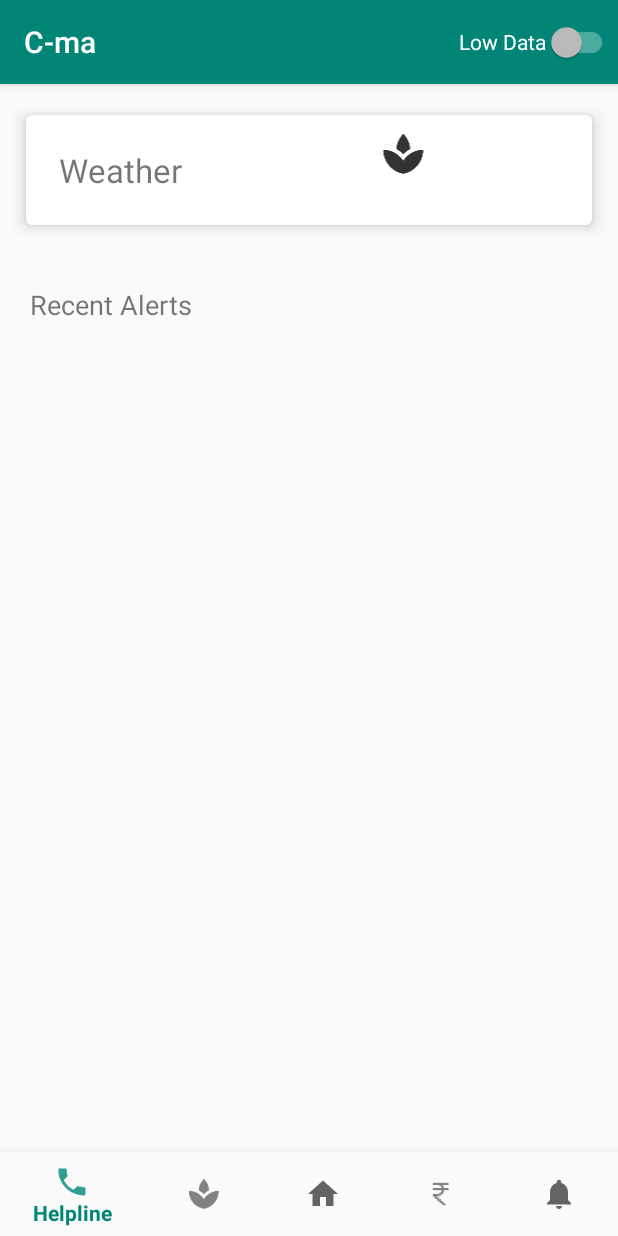
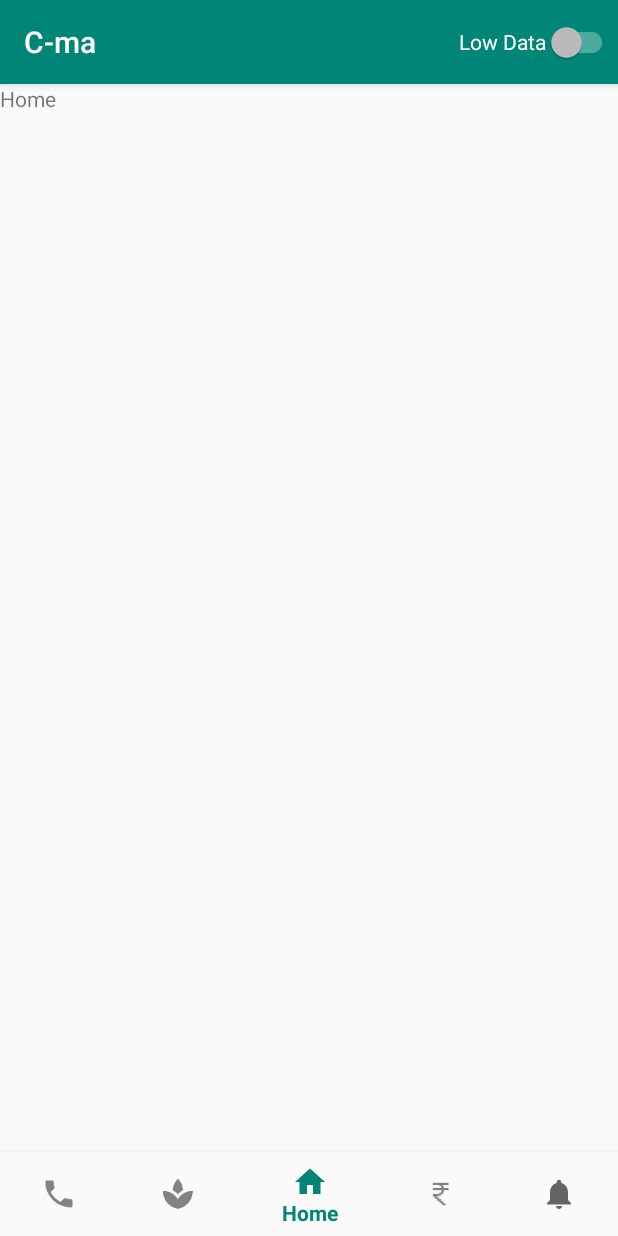
Before and after one commit to snehasi/C-ma, an Android app: the HomeActivity screen opened directly, with no data from a screen before it, on a phone screen of 412 x 824 dp. Run offline under Robolectric (Android 15) with nearby library versions, the phone set to English and light mode, and no system bars.

Commit message:
Changed HomeActivity to use fragments

```diff
--- a/app/src/main/java/com/donut/cma/HomeActivity.java
+++ b/app/src/main/java/com/donut/cma/HomeActivity.java
@@ -1,15 +1,22 @@
 package com.donut.cma;
 
 import android.content.Intent;
+import android.net.Uri;
 import android.os.Bundle;
 import android.support.annotation.NonNull;
 import android.support.design.widget.BottomNavigationView;
+import android.support.v4.app.Fragment;
 import android.support.v7.app.AppCompatActivity;
 import android.view.Menu;
 import android.view.MenuItem;
 import android.widget.TextView;
 
-public class HomeActivity extends AppCompatActivity {
+public class HomeActivity extends AppCompatActivity
+        implements HomeFragment.OnFragmentInteractionListener,
+        CropsFragment.OnFragmentInteractionListener,
+        HelplineFragment.OnFragmentInteractionListener,
+        MarketFragment.OnFragmentInteractionListener,
+        AlertsFragment.OnFragmentInteractionListener {
 
 
     private BottomNavigationView.OnNavigationItemSelectedListener mOnNavigationItemSelectedListener
@@ -17,30 +24,54 @@ public class HomeActivity extends AppCompatActivity {
 
         @Override
         public boolean onNavigationItemSelected(@NonNull MenuItem item) {
+            Fragment fragment = null;
+
             switch (item.getItemId()) {
                 case R.id.helpline:
-                    return true;
+                    fragment = new HelplineFragment();
+                    break;
                 case R.id.crops:
-                    return true;
+                    fragment = new CropsFragment();
+                    break;
                 case R.id.navigation_home:
-                    return true;
+                    fragment = new HomeFragment();
+                    break;
                 case R.id.market_prices:
-                    return true;
+                    fragment = new MarketFragment();
+                    break;
                 case R.id.alerts:
-                    return true;
+                    fragment = new AlertsFragment();
+                    break;
             }
-            return false;
+            return loadFragment(fragment);
         }
     };
+
+    private Boolean loadFragment(Fragment fragment)
+    {
+        if (fragment != null)
+        {
+            getSupportFragmentManager()
+                    .beginTransaction()
+                    .replace(R.id.fragment_container, fragment)
+                    .commit();
+            return true;
+        }
+
+        return false;
+    }
 
     @Override
     protected void onCreate(Bundle savedInstanceState) {
         super.onCreate(savedInstanceState);
         setContentView(R.layout.activity_home);
 
+        loadFragment(new HomeFragment());
+
         BottomNavigationView navigation = (BottomNavigationView) findViewById(R.id.navigation);
         navigation.setOnNavigationItemSelectedListener(mOnNavigationItemSelectedListener);
 
+        navigation.getMenu().getItem(2).setChecked(true);
     }
 
     @Override
@@ -55,4 +86,9 @@ public class HomeActivity extends AppCompatActivity {
     public boolean onOptionsItemSelected(MenuItem item) {
         return super.onOptionsItemSelected(item);
     }
+
+    @Override
+    public void onFragmentInteraction(Uri uri) {
+
+    }
 }
--- /dev/null
+++ b/app/src/main/java/com/donut/cma/HomeFragment.java
@@ -0,0 +1,108 @@
+package com.donut.cma;
+
+import android.content.Context;
+import android.net.Uri;
+import android.os.Bundle;
+import android.support.v4.app.Fragment;
+import android.view.LayoutInflater;
+import android.view.View;
+import android.view.ViewGroup;
+
+
+/**
+ * A simple {@link Fragment} subclass.
+ * Activities that contain this fragment must implement the
+ * {@link HomeFragment.OnFragmentInteractionListener} interface
+ * to handle interaction events.
+ * Use the {@link HomeFragment#newInstance} factory method to
+ * create an instance of this fragment.
+ */
+public class HomeFragment extends Fragment {
+    // TODO: Rename parameter arguments, choose names that match
+    // the fragment initialization parameters, e.g. ARG_ITEM_NUMBER
+    private static final String ARG_PARAM1 = "param1";
+    private static final String ARG_PARAM2 = "param2";
+
+    // TODO: Rename and change types of parameters
+    private String mParam1;
+    private String mParam2;
+
+    private OnFragmentInteractionListener mListener;
+
+    public HomeFragment() {
+        // Required empty public constructor
+    }
+
+    /**
+     * Use this factory method to create a new instance of
+     * this fragment using the provided parameters.
+     *
+     * @param param1 Parameter 1.
+     * @param param2 Parameter 2.
+     * @return A new instance of fragment HomeFragment.
+     */
+    // TODO: Rename and change types and number of parameters
+    public static HomeFragment newInstance(String param1, String param2) {
+        HomeFragment fragment = new HomeFragment();
+        Bundle args = new Bundle();
+        args.putString(ARG_PARAM1, param1);
+        args.putString(ARG_PARAM2, param2);
+        fragment.setArguments(args);
+        return fragment;
+    }
+
+    @Override
+    public void onCreate(Bundle savedInstanceState) {
+        super.onCreate(savedInstanceState);
+        if (getArguments() != null) {
+            mParam1 = getArguments().getString(ARG_PARAM1);
+            mParam2 = getArguments().getString(ARG_PARAM2);
+        }
+    }
+
+    @Override
+    public View onCreateView(LayoutInflater inflater, ViewGroup container,
+                             Bundle savedInstanceState) {
+        // Inflate the layout for this fragment
+        return inflater.inflate(R.layout.fragment_home, container, false);
+    }
+
+    // TODO: Rename method, update argument and hook method into UI event
+    public void onButtonPressed(Uri uri) {
+        if (mListener != null) {
+            mListener.onFragmentInteraction(uri);
+        }
+    }
+
+    @Override
+    public void onAttach(Context context) {
+        super.onAttach(context);
+        if (context instanceof OnFragmentInteractionListener) {
+            mListener = (OnFragmentInteractionListener) context;
+        } else {
+            throw new RuntimeException(context.toString()
+                    + " must implement OnFragmentInteractionListener");
+        }
+    }
+
+    @Override
+    public void onDetach() {
+        super.onDetach();
+        mListener = null;
+    }
+
+    /**
+     * This interface must be implemented by activities that contain this
+     * fragment to allow an interaction in this fragment to be communicated
+     * to the activity and potentially other fragments contained in that
+     * activity.
+     * <p>
+     * See the Android Training lesson <a href=
+     * "http://developer.android.com/training/basics/fragments/communicating.html"
+     * >Communicating with Other Fragments</a> for more information.
+     */
+    public interface OnFragmentInteractionListener {
+        // TODO: Update argument type and name
+        void onFragmentInteraction(Uri uri);
+    }
+}
--- a/app/src/main/res/layout/activity_home.xml
+++ b/app/src/main/res/layout/activity_home.xml
@@ -7,60 +7,14 @@
     android:layout_height="match_parent"
     tools:context="com.donut.cma.HomeActivity">
 
-    <RelativeLayout
+    <FrameLayout
+        android:id="@+id/fragment_container"
         android:layout_width="match_parent"
-        android:layout_height="wrap_content">
-        <android.support.v7.widget.CardView
-            android:id="@+id/weather_card"
-            android:layout_width="match_parent"
-            android:layout_height="wrap_content"
-            android:layout_margin="10dp"
-            app:cardBackgroundColor="@color/white"
-            app:cardCornerRadius="4dp"
-            app:cardElevation="6dp"
-            app:cardUseCompatPadding="true">
-
-            <RelativeLayout
-                android:layout_width="match_parent"
-                android:layout_height="wrap_content">
-                <TextView
-                    android:id="@+id/tv_weather"
-                    android:layout_width="wrap_content"
-                    android:layout_height="wrap_content"
-                    android:layout_gravity="clip_vertical"
-                    android:padding="22dp"
-                    android:text="@string/weather"
-                    android:textSize="22sp" />
-
-                <ImageView
-                    android:id="@+id/iv_weather"
-                    android:layout_width="match_parent"
-                    android:layout_height="wrap_content"
-                    android:layout_toRightOf="@id/tv_weather"
-                    android:src="@drawable/ic_action_crops"
-                    android:layout_margin="10dp"/>
-            </RelativeLayout>
-        </android.support.v7.widget.CardView>
-
-        <TextView
-            android:id="@+id/tv_alerts"
-            android:layout_width="match_parent"
-            android:layout_height="wrap_content"
-            android:text="@string/recent_alerts"
-            android:textSize="18sp"
-            android:layout_marginTop="20dp"
-            android:layout_marginLeft="20dp"
-            android:layout_marginRight="20dp"
-            android:layout_below="@id/weather_card"/>
-
-        <ExpandableListView
-            android:id="@+id/list"
-            android:layout_width="match_parent"
-            android:layout_height="match_parent"
-            android:layout_margin="10dp"
-            android:layout_below="@id/tv_alerts"
-            android:layout_above="@id/navigation">
-        </ExpandableListView>
+        android:layout_height="match_parent"
+        android:layout_marginBottom="56dp"
+        android:text="@string/title_home"
+        app:layout_constraintLeft_toLeftOf="parent"
+        app:layout_constraintTop_toTopOf="parent" />
 
 
         <android.support.design.widget.BottomNavigationView
@@ -75,5 +29,5 @@
             app:layout_constraintLeft_toLeftOf="parent"
             app:layout_constraintRight_toRightOf="parent"
             app:menu="@menu/navigation" />
-    </RelativeLayout>
+
 </android.support.constraint.ConstraintLayout>
--- /dev/null
+++ b/app/src/main/res/layout/fragment_home.xml
@@ -0,0 +1,14 @@
+<?xml version="1.0" encoding="utf-8"?>
+<FrameLayout xmlns:android="http://schemas.android.com/apk/res/android"
+    xmlns:tools="http://schemas.android.com/tools"
+    android:layout_width="match_parent"
+    android:layout_height="match_parent"
+    tools:context=".HomeFragment">
+
+    <!-- TODO: Update blank fragment layout -->
+    <TextView
+        android:layout_width="match_parent"
+        android:layout_height="match_parent"
+        android:text="Home" />
+
+</FrameLayout>
--- a/app/src/main/res/values/strings.xml
+++ b/app/src/main/res/values/strings.xml
@@ -21,7 +21,7 @@
     <string name="title_market">Market Prices</string>
     <string name="title_alerts">Alerts</string>
     <string name="title_helpline">Helpline</string>
-    <string name="title_cropping">Crops And Land</string>
+    <string name="title_cropping">Crops</string>
 
     <string name="weather">Weather</string>
     <string name="recent_alerts">Recent Alerts</string>
@@ -48,4 +48,7 @@
         <item>Crop 19</item>
         <item>Crop 20</item>
     </string-array>
+
+    <!-- TODO: Remove or change this placeholder text -->
+    <string name="hello_blank_fragment">Hello blank fragment</string>
 </resources>
```
Also changed, not shown: app/src/main/java/com/donut/cma/AlertsFragment.java (added, +108 -0 lines), app/src/main/java/com/donut/cma/CropsFragment.java (added, +108 -0 lines), app/src/main/java/com/donut/cma/HelplineFragment.java (added, +108 -0 lines), app/src/main/java/com/donut/cma/MarketFragment.java (added, +108 -0 lines), app/src/main/res/layout/fragment_alerts.xml (added, +14 -0 lines), app/src/main/res/layout/fragment_crops.xml (added, +14 -0 lines), app/src/main/res/layout/fragment_helpline.xml (added, +14 -0 lines), app/src/main/res/layout/fragment_market.xml (added, +14 -0 lines).
